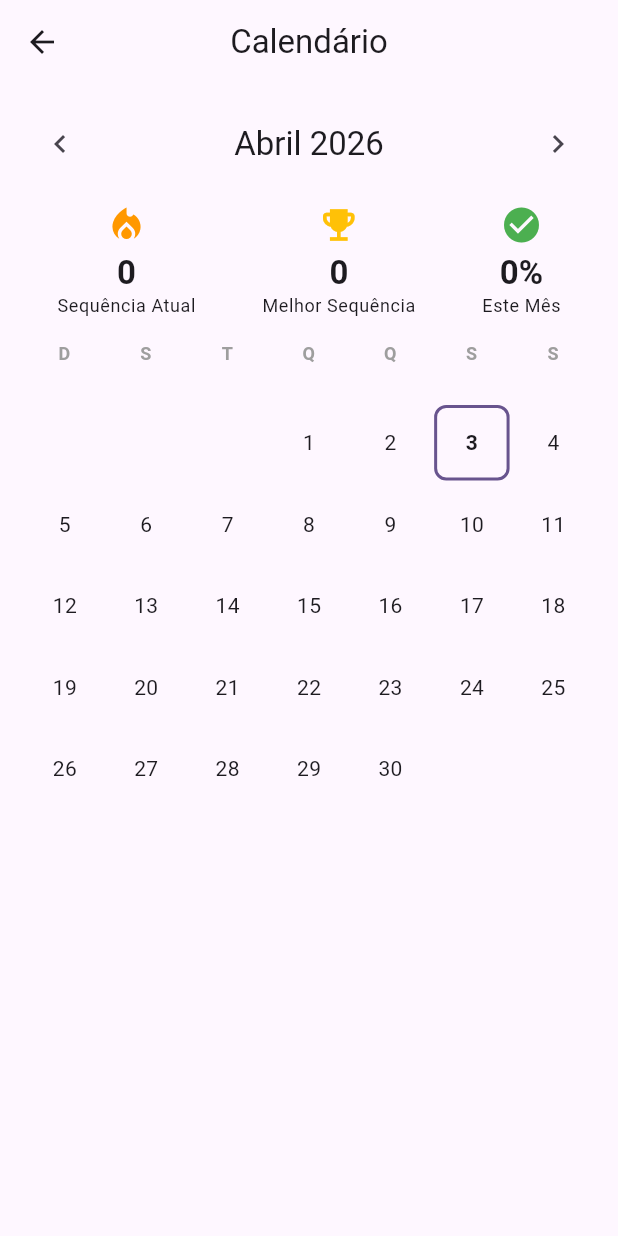
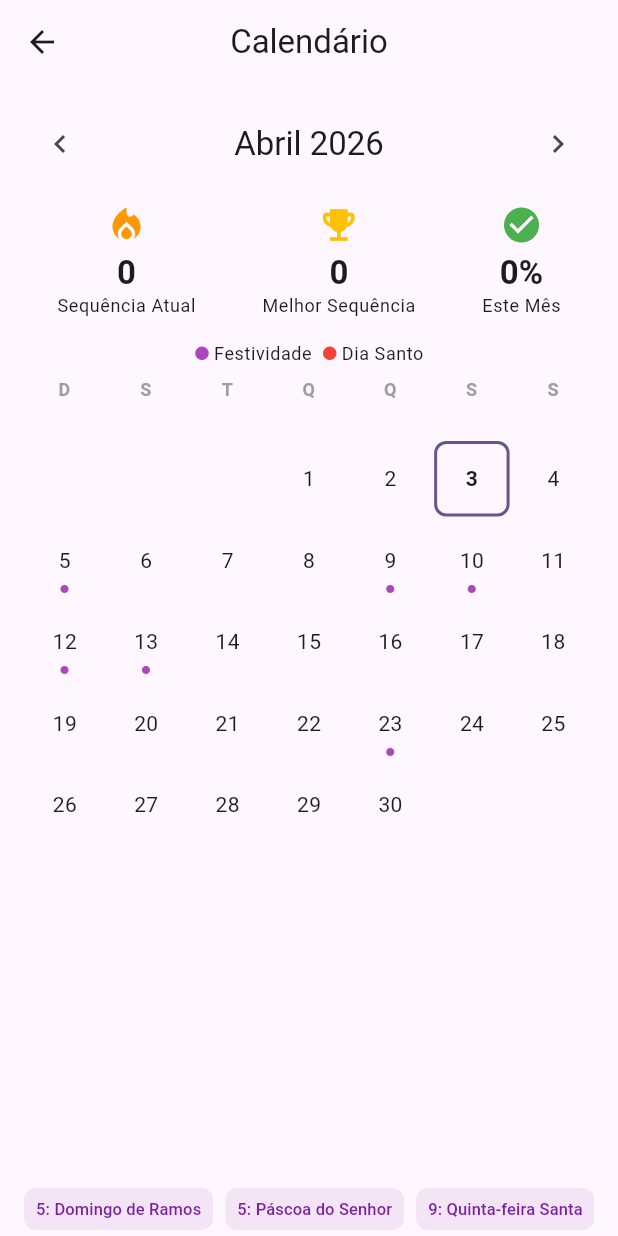
Before and after one commit to joelsansana/ave, a Flutter app: the CalendarScreen screen opened directly, on a phone screen of 412 x 824 dp. Run offline on Flutter 3.47's test engine with Material 3 defaults, Android fonts, the light colour scheme and no system bars; our stand-ins replace cloud_firestore, firebase_auth, firebase_core, firebase_messaging, flutter_local_notifications, flutter_riverpod and 3 more; accounts and stored records are empty.

Commit message:
Add Catholic feasts to calendar with holy days of obligation and moveable feasts

```diff
--- /dev/null
+++ b/lib/features/calendar/data/catholic_feasts.dart
@@ -0,0 +1,150 @@
+class CatholicFeast {
+  final String name;
+  final int month;
+  final int day;
+  final bool isHolyDayOfObligation;
+
+  const CatholicFeast({
+    required this.name,
+    required this.month,
+    required this.day,
+    this.isHolyDayOfObligation = false,
+  });
+}
+
+class CatholicFeasts {
+  static const List<CatholicFeast> feasts = [
+    // January
+    CatholicFeast(name: 'Solenidade de Santa Maria, Mãe de Deus', month: 1, day: 1, isHolyDayOfObligation: true),
+    CatholicFeast(name: 'Epifania do Senhor', month: 1, day: 6, isHolyDayOfObligation: true),
+    CatholicFeast(name: 'Batismo de Nosso Senhor Jesus Cristo', month: 1, day: 12),
+
+    // February
+    CatholicFeast(name: 'Apresentação do Senhor (Nossa Senhora da Candelária)', month: 2, day: 2),
+    CatholicFeast(name: 'São Paulo Miki e Companheiros Mártires', month: 2, day: 6),
+    CatholicFeast(name: 'Quinta-feira de Cinzas', month: 2, day: 18), // Approximate
+
+    // March
+    CatholicFeast(name: 'São José', month: 3, day: 19),
+    CatholicFeast(name: 'Anunciação do Senhor', month: 3, day: 25),
+
+    // April
+    CatholicFeast(name: 'Domingo de Ramos', month: 4, day: 5), // Approximate
+    CatholicFeast(name: 'Quinta-feira Santa', month: 4, day: 9), // Approximate
+    CatholicFeast(name: 'Sexta-feira Santa', month: 4, day: 10), // Approximate
+    CatholicFeast(name: 'Páscoa do Senhor', month: 4, day: 12), // Approximate
+    CatholicFeast(name: 'Segunda-feira da Páscoa', month: 4, day: 13), // Approximate
+
+    // May
+    CatholicFeast(name: 'São Jorge', month: 4, day: 23),
+    CatholicFeast(name: 'São Pedro e São Paulo', month: 6, day: 29), // June but moving
+
+    // June
+    CatholicFeast(name: 'Santo António', month: 6, day: 13),
+    CatholicFeast(name: 'São João Batista', month: 6, day: 24),
+    CatholicFeast(name: 'São Pedro e São Paulo', month: 6, day: 29, isHolyDayOfObligation: true),
+
+    // July
+    CatholicFeast(name: 'Nossa Senhora do Carmo', month: 7, day: 16),
+    CatholicFeast(name: 'São Benedito', month: 7, day: 13),
+    CatholicFeast(name: 'São Elias', month: 7, day: 20),
+
+    // August
+    CatholicFeast(name: 'Transfiguração do Senhor', month: 8, day: 6),
+    CatholicFeast(name: 'Assunção de Nossa Senhora', month: 8, day: 15, isHolyDayOfObligation: true),
+    CatholicFeast(name: 'Santo António de Lisboa', month: 8, day: 13),
+    CatholicFeast(name: 'São João Eudes', month: 8, day: 19),
+    CatholicFeast(name: 'Beato João José de Zamora', month: 8, day: 20),
+
+    // September
+    CatholicFeast(name: 'Natal de Nossa Senhora', month: 9, day: 8),
+    CatholicFeast(name: 'Exaltação da Santa Cruz', month: 9, day: 14),
+    CatholicFeast(name: 'Nossa Senhora das Dores', month: 9, day: 15),
+    CatholicFeast(name: 'São Mateus', month: 9, day: 21),
+
+    // October
+    CatholicFeast(name: 'São Francisco de Assis', month: 10, day: 4),
+    CatholicFeast(name: 'Nossa Senhora do Rosário', month: 10, day: 7),
+    CatholicFeast(name: 'Santa Teresa de Ávila', month: 10, day: 15),
+    CatholicFeast(name: 'São João Paulo II', month: 10, day: 22),
+    CatholicFeast(name: 'São Josemaría Escrivá', month: 10, day: 26),
+
+    // November
+    CatholicFeast(name: 'Todos os Santos', month: 11, day: 1, isHolyDayOfObligation: true),
+    CatholicFeast(name: 'Comemoração dos Fiéis Defuntos', month: 11, day: 2),
+    CatholicFeast(name: 'Dedicação da Basilica de São Laterano', month: 11, day: 9),
+    CatholicFeast(name: 'São Josafat', month: 11, day: 12),
+    CatholicFeast(name: 'Santo Agostinho', month: 11, day: 13),
+    CatholicFeast(name: 'Apresentação de Nossa Senhora', month: 11, day: 21),
+    CatholicFeast(name: 'Cristo Rei', month: 11, day: 22), // Approximate
+
+    // December
+    CatholicFeast(name: 'Santo André', month: 11, day: 30),
+    CatholicFeast(name: 'Imaculada Conceição', month: 12, day: 8, isHolyDayOfObligation: true),
+    CatholicFeast(name: 'São João Diego', month: 12, day: 9),
+    CatholicFeast(name: 'Nossa Senhora de Guadalupe', month: 12, day: 12),
+    CatholicFeast(name: 'Natal do Senhor', month: 12, day: 25, isHolyDayOfObligation: true),
+    CatholicFeast(name: 'Sagrada Família', month: 12, day: 27),
+    CatholicFeast(name: 'Santa Maria Mãe de Deus', month: 12, day: 1),
+    CatholicFeast(name: 'Epifania', month: 1, day: 6),
+    CatholicFeast(name: 'Batismo do Senhor', month: 1, day: 12),
+  ];
+
+  /// Get feast for a specific date
+  static CatholicFeast? getFeastForDate(DateTime date) {
+    for (final feast in feasts) {
+      if (feast.month == date.month && feast.day == date.day) {
+        return feast;
+      }
+    }
+    return null;
+  }
+
+  /// Get all feasts for a specific month
+  static List<CatholicFeast> getFeastsForMonth(int year, int month) {
+    // Adjust for moveable feasts (simplified)
+    final easter = _calculateEaster(year);
+    final pentecost = easter.add(const Duration(days: 49));
+    final ashWednesday = easter.subtract(const Duration(days: 46));
+
+    final List<CatholicFeast> monthFeasts = [];
+
+    for (final feast in feasts) {
+      if (feast.month == month) {
+        monthFeasts.add(feast);
+      }
+    }
+
+    // Add moveable feasts if they fall in this month
+    if (ashWednesday.month == month) {
+      monthFeasts.add(CatholicFeast(name: 'Quarta-feira de Cinzas', month: ashWednesday.month, day: ashWednesday.day));
+    }
+    if (easter.month == month) {
+      monthFeasts.add(CatholicFeast(name: 'Páscoa do Senhor', month: easter.month, day: easter.day));
+    }
+    if (pentecost.month == month) {
+      monthFeasts.add(CatholicFeast(name: 'Pentecostes', month: pentecost.month, day: pentecost.day));
+    }
+
+    return monthFeasts..sort((a, b) => a.day.compareTo(b.day));
+  }
+
+  /// Calculate Easter Sunday using Anonymous Gregorian algorithm
+  static DateTime _calculateEaster(int year) {
+    final a = year % 19;
+    final b = year ~/ 100;
+    final c = year % 100;
+    final d = b ~/ 4;
+    final e = b % 4;
+    final f = (b + 8) ~/ 25;
+    final g = (b - f + 1) ~/ 3;
+    final h = (19 * a + b - d - g + 15) % 30;
+    final i = c ~/ 4;
+    final k = c % 4;
+    final l = (32 + 2 * e + 2 * i - h - k) % 7;
+    final m = (a + 11 * h + 22 * l) ~/ 451;
+    final month = (h + l - 7 * m + 114) ~/ 31;
+    final day = ((h + l - 7 * m + 114) % 31) + 1;
+    return DateTime(year, month, day);
+  }
+}
--- a/lib/features/calendar/presentation/calendar_screen.dart
+++ b/lib/features/calendar/presentation/calendar_screen.dart
@@ -3,6 +3,7 @@ import 'package:flutter_riverpod/flutter_riverpod.dart';
 import '../../../l10n/app_localizations.dart';
 import '../../habits/domain/habit.dart';
 import '../../habits/presentation/habit_providers.dart';
+import '../data/catholic_feasts.dart';
 
 class CalendarScreen extends ConsumerStatefulWidget {
   const CalendarScreen({super.key});
@@ -34,7 +35,7 @@ class _CalendarScreenState extends ConsumerState<CalendarScreen> {
     });
   }
 
-  String _monthName(int month, AppLocalizations l) {
+  String _monthName(int month) {
     const months = [
       'Janeiro', 'Fevereiro', 'Março', 'Abril',
       'Maio', 'Junho', 'Julho', 'Agosto',
@@ -50,7 +51,7 @@ class _CalendarScreenState extends ConsumerState<CalendarScreen> {
 
     final daysInMonth = DateTime(_focusedMonth.year, _focusedMonth.month + 1, 0).day;
     final firstDayOfMonth = DateTime(_focusedMonth.year, _focusedMonth.month, 1);
-    final startingWeekday = firstDayOfMonth.weekday % 7; // Sunday = 0
+    final startingWeekday = firstDayOfMonth.weekday % 7;
 
     // Streak calculation
     int currentStreak = 0;
@@ -72,6 +73,8 @@ class _CalendarScreenState extends ConsumerState<CalendarScreen> {
         ? 0
         : (totalCompleted / daysInMonth * 100).round();
 
+    final monthFeasts = CatholicFeasts.getFeastsForMonth(_focusedMonth.year, _focusedMonth.month);
+
     return Scaffold(
       appBar: AppBar(
         title: Text(AppLocalizations.of(context)!.calendarTitle),
@@ -90,7 +93,7 @@ class _CalendarScreenState extends ConsumerState<CalendarScreen> {
                   onPressed: _previousMonth,
                 ),
                 Text(
-                  '${_monthName(_focusedMonth.month, AppLocalizations.of(context)!)} ${_focusedMonth.year}',
+                  '${_monthName(_focusedMonth.month)} ${_focusedMonth.year}',
                   style: Theme.of(context).textTheme.titleLarge,
                 ),
                 IconButton(
@@ -129,6 +132,21 @@ class _CalendarScreenState extends ConsumerState<CalendarScreen> {
             ),
           ),
           const SizedBox(height: 16),
+
+          // Feast legend
+          Padding(
+            padding: const EdgeInsets.symmetric(horizontal: 16),
+            child: Row(
+              mainAxisAlignment: MainAxisAlignment.center,
+              children: [
+                Text('● ', style: TextStyle(color: Colors.purple.shade400, fontSize: 10)),
+                Text('Festividade  ', style: Theme.of(context).textTheme.bodySmall),
+                Text('● ', style: TextStyle(color: Colors.red, fontSize: 10)),
+                Text('Dia Santo', style: Theme.of(context).textTheme.bodySmall),
+              ],
+            ),
+          ),
+          const SizedBox(height: 8),
 
           // Weekday headers
           Padding(
@@ -172,14 +190,49 @@ class _CalendarScreenState extends ConsumerState<CalendarScreen> {
                       date.month == _today.month &&
                       date.day == _today.day;
                   final isCompleted = completedDays[date] ?? false;
+                  final feast = CatholicFeasts.getFeastForDate(date);
 
                   return _DayCell(
                     day: day,
                     isToday: isToday,
                     isCompleted: isCompleted,
+                    feast: feast,
                   );
                 },
               ),
+            ),
+          ),
+
+          // Month feasts list
+          if (monthFeasts.isNotEmpty)
+            Container(
+              height: 36,
+              padding: const EdgeInsets.symmetric(horizontal: 16, vertical: 4),
+              child: ListView.separated(
+                scrollDirection: Axis.horizontal,
+                itemCount: monthFeasts.length,
+                separatorBuilder: (_, __) => const SizedBox(width: 8),
+                itemBuilder: (context, index) {
+                  final feast = monthFeasts[index];
+                  return Chip(
+                    label: Text(
+                      '${feast.day}: ${feast.name}',
+                      style: TextStyle(
+                        fontSize: 11,
+                        color: feast.isHolyDayOfObligation
+                            ? Colors.red.shade700
+                            : Colors.purple.shade700,
+                      ),
+                    ),
+                    backgroundColor: feast.isHolyDayOfObligation
+                        ? Colors.red.shade50
+                        : Colors.purple.shade50,
+                    padding: EdgeInsets.zero,
+                    materialTapTargetSize: MaterialTapTargetSize.shrinkWrap,
+                    side: BorderSide.none,
+                    visualDensity: VisualDensity.compact,
+                  );
+                },
               ),
             ),
         ],
@@ -238,11 +291,13 @@ class _DayCell extends StatelessWidget {
   final int day;
   final bool isToday;
   final bool isCompleted;
+  final CatholicFeast? feast;
 
   const _DayCell({
     required this.day,
     required this.isToday,
     required this.isCompleted,
+    this.feast,
   });
 
   @override
@@ -256,7 +311,9 @@ class _DayCell extends StatelessWidget {
             ? Border.all(color: Theme.of(context).colorScheme.primary, width: 2)
             : null,
       ),
-      child: Center(
+      child: Stack(
+        children: [
+          Center(
             child: Text(
               '$day',
               style: TextStyle(
@@ -265,6 +322,24 @@ class _DayCell extends StatelessWidget {
               ),
             ),
           ),
+          if (feast != null)
+            Positioned(
+              bottom: 2,
+              left: 0,
+              right: 0,
+              child: Text(
+                '●',
+                textAlign: TextAlign.center,
+                style: TextStyle(
+                  fontSize: 6,
+                  color: feast!.isHolyDayOfObligation
+                      ? Colors.red
+                      : Colors.purple.shade400,
+                ),
+              ),
+            ),
+        ],
+      ),
     );
   }
 }
```
Lines whose indentation alone changed are shown as unchanged.
